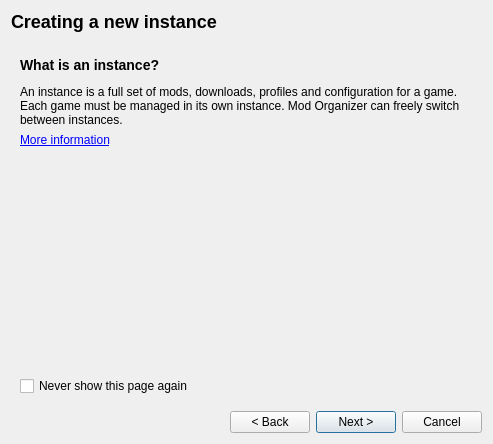
Qt form modorganizer/src/createinstancedialog.ui (Holt59/mo2-merge) before a commit.
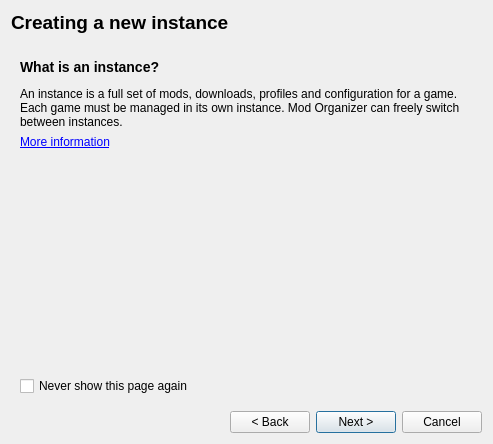
The same form after that commit. Custom widgets are drawn as their Qt base class.

Commit message: [modorganizer] replace "create instance" title by "setting up instance" fixed bad game location for custom paths

What changed in the file:
```diff
--- a/modorganizer/src/createinstancedialog.ui
+++ b/modorganizer/src/createinstancedialog.ui
@@ -30,9 +30,16 @@
        <number>0</number>
       </property>
       <item>
-       <widget class="QLabel" name="label">
+       <widget class="QLabel" name="title">
+        <property name="font">
+         <font>
+          <pointsize>14</pointsize>
+          <weight>75</weight>
+          <bold>true</bold>
+         </font>
+        </property>
         <property name="text">
-         <string>&lt;h2&gt;Creating a new instance&lt;/h2&gt;</string>
+         <string>Creating a new instance</string>
         </property>
        </widget>
       </item>
```
The commit also changes 3 other files.
